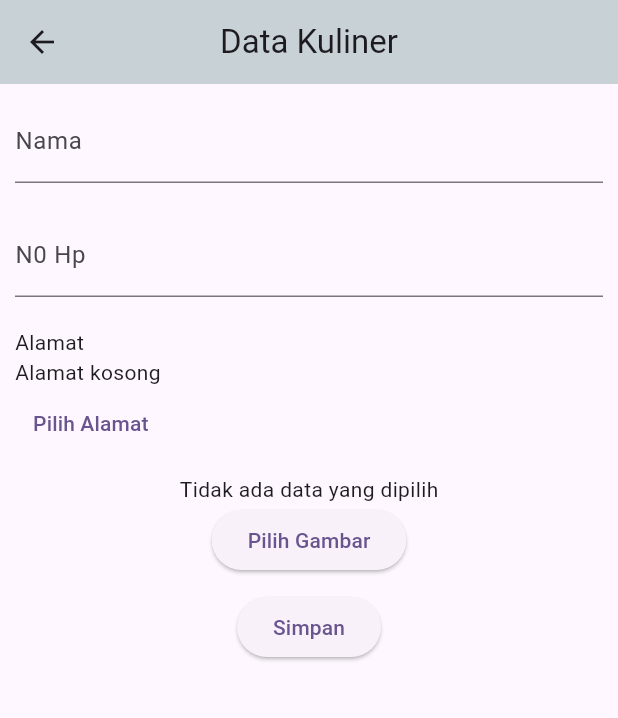
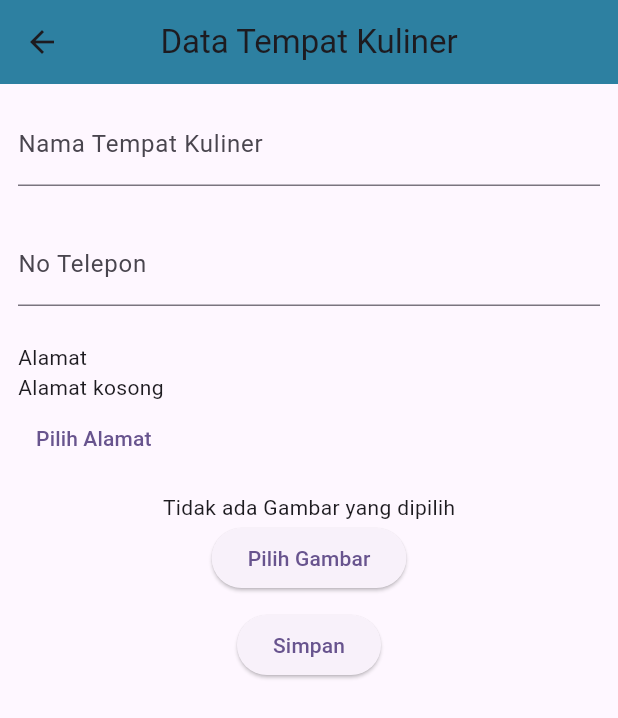
Before and after one commit to bahtera1/ucp2, a Flutter app: the PertamaScreen screen opened directly, after a tap on the "add" icon, on a phone screen of 412 x 824 dp. Shown: the top 718 px of the screen. Run offline on Flutter 3.47's test engine with Material 3 defaults, Android fonts, the phone set to English and light mode, and no system bars; our stand-ins replace geocoding, geolocator, google_maps_flutter, image_picker; network calls fail.

Commit message:
masuk ke homescreen

```diff
--- a/lib/data/service/kuliner_service.dart
+++ b/lib/data/service/kuliner_service.dart
@@ -28,6 +28,7 @@ class KulinerService {
   }
 
   Future<List<dynamic>> fetchPeople() async {
+    try {
       var response = await http.get(
         getUri(endpoint),
         headers: {
@@ -36,10 +37,28 @@ class KulinerService {
       );
       if (response.statusCode == 200) {
         final Map<String, dynamic> decodedResponse = json.decode(response.body);
-      return decodedResponse[
-          'kuliner']; // Akses array people dari objek response
+        return decodedResponse['kuliner'];
       } else {
         throw Exception('Failed to load kuliner: ${response.reasonPhrase}');
       }
+    } catch (e) {
+      print('Error: $e');
+      return []; // Return an empty list instead of null
     }
   }
+  // Future<List<dynamic>> fetchPeople() async {
+  //   var response = await http.get(
+  //     getUri(endpoint),
+  //     headers: {
+  //       "Accept": "application/json",
+  //     },
+  //   );
+  //   if (response.statusCode == 200) {
+  //     final Map<String, dynamic> decodedResponse = json.decode(response.body);
+  //     return decodedResponse[
+  //         'kuliner']; // Akses array people dari objek response
+  //   } else {
+  //     throw Exception('Failed to load kuliner: ${response.reasonPhrase}');
+  //   }
+  // }
+}
--- a/lib/main.dart
+++ b/lib/main.dart
@@ -14,6 +14,7 @@ class MyApp extends StatelessWidget {
   Widget build(BuildContext context) {
     return MaterialApp(
       title: 'Flutter Demo',
+      debugShowCheckedModeBanner: false,
       theme: ThemeData(
         // This is the theme of your application.
         //
@@ -33,7 +34,7 @@ class MyApp extends StatelessWidget {
         colorScheme: ColorScheme.fromSeed(seedColor: Colors.deepPurple),
         useMaterial3: true,
       ),
-      home: const LoginScreen(),
+      home: const PertamaScreen(),
     );
   }
 }
--- a/lib/presentation/controller/kuliner_controller.dart
+++ b/lib/presentation/controller/kuliner_controller.dart
@@ -50,13 +50,27 @@ class KulinerController {
   Future<List<Kuliner>> getKuliner() async {
     try {
       List<dynamic> kulinerData = await kulinerService.fetchPeople();
-      List<Kuliner> people =
-          kulinerData.map((json) => Kuliner.fromMap(json)).toList();
-      return people;
+      if (kulinerData != null) {
+        List<Kuliner> people =
+            kulinerData.map((json) => Kuliner.fromMap(json)).toList();
+        return people;
+      } else {
+        return [];
+      }
     } catch (e) {
-      print(e);
-
-      throw Exception('Failed to get people');
+      print('Error: $e');
+      throw Exception('Failed to get people: $e');
     }
   }
+  // Future<List<Kuliner>> getKuliner() async {
+  //   try {
+  //     List<dynamic> kulinerData = await kulinerService.fetchPeople();
+  //     List<Kuliner> people =
+  //         kulinerData.map((json) => Kuliner.fromMap(json)).toList();
+  //     return people;
+  //   } catch (e) {
+  //     print('Error: $e');
+  //     throw Exception('Failed to get people: $e');
+  //   }
+  // }
 }
--- a/lib/screen/form_screen.dart
+++ b/lib/screen/form_screen.dart
@@ -22,6 +22,7 @@ class _FormScreenState extends State<FormScreen> {
   final _formKey = GlobalKey<FormState>();
   final _namakulinerController = TextEditingController();
   final _noteleponController = TextEditingController();
+  final _alamatController = TextEditingController();
 
   final KulinerController _personController = KulinerController();
 
@@ -34,7 +35,7 @@ class _FormScreenState extends State<FormScreen> {
         if (pickerFile != null) {
           _image = File(pickerFile.path);
         } else {
-          print("No image selected");
+          print("Tidak Ada Gambar yang dipilih");
         }
       },
     );
@@ -44,9 +45,9 @@ class _FormScreenState extends State<FormScreen> {
   Widget build(BuildContext context) {
     return Scaffold(
       appBar: AppBar(
-        title: Text("Data Kuliner"),
+        title: Text("Data Tempat Kuliner"),
         centerTitle: true,
-        backgroundColor: Color.fromARGB(255, 200, 210, 214),
+        backgroundColor: Color.fromARGB(255, 45, 128, 161),
       ),
       body: Form(
         key: _formKey,
@@ -54,24 +55,25 @@ class _FormScreenState extends State<FormScreen> {
           child: Column(
             children: [
               Container(
-                margin: const EdgeInsets.all(10),
+                margin: const EdgeInsets.all(12),
                 child: TextFormField(
                   decoration: const InputDecoration(
-                      labelText: "Nama", hintText: "Masukkan Nama"),
+                      labelText: "Nama Tempat Kuliner",
+                      hintText: "Masukkan Nama Tempat Kuliner"),
                   controller: _namakulinerController,
                 ),
               ),
               Container(
-                margin: EdgeInsets.all(10),
+                margin: EdgeInsets.all(12),
                 child: TextFormField(
                   decoration: const InputDecoration(
-                      labelText: "N0 Hp", hintText: "Masukkan No HP"),
+                      labelText: "No Telepon", hintText: "Masukkan No Telepon"),
                   controller: _noteleponController,
                 ),
               ),
               Container(
                 width: double.infinity,
-                padding: const EdgeInsets.all(10),
+                padding: const EdgeInsets.all(12),
                 child: Column(
                   crossAxisAlignment: CrossAxisAlignment.start,
                   children: [
@@ -119,7 +121,7 @@ class _FormScreenState extends State<FormScreen> {
                 ),
               ),
               _image == null
-                  ? const Text("Tidak ada data yang dipilih")
+                  ? const Text("Tidak ada Gambar yang dipilih")
                   : Image.file(_image!),
               ElevatedButton(
                 onPressed: () {
```
Lines whose indentation alone changed are shown as unchanged.
